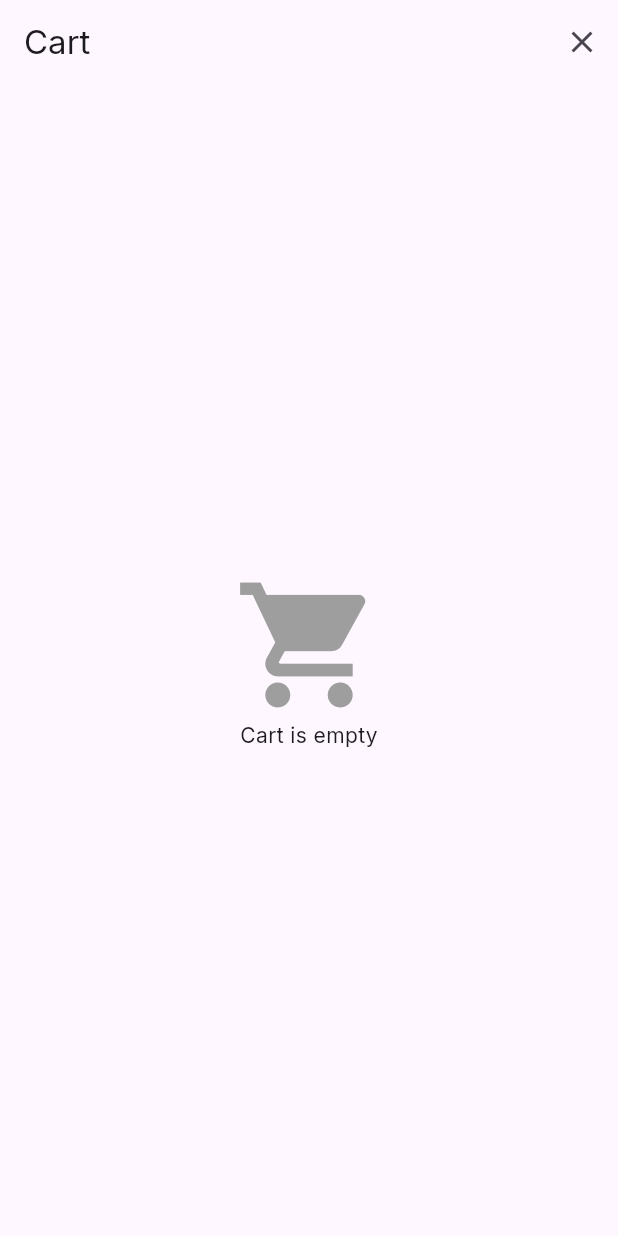
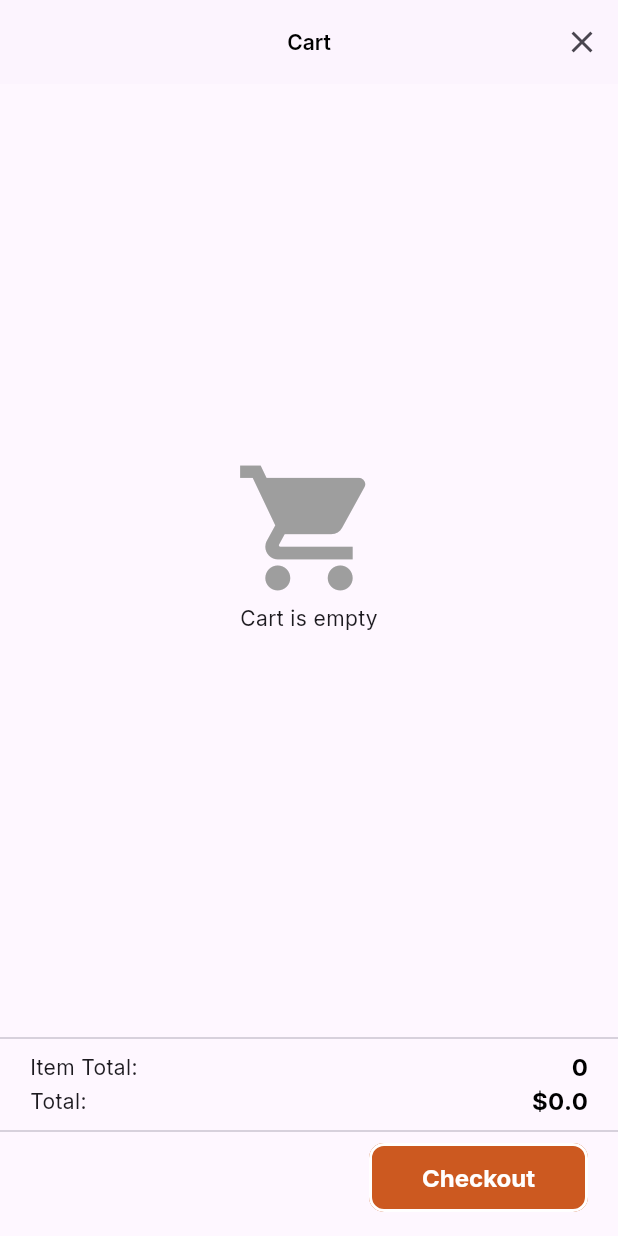
Before and after one commit to YoussefElqursh/Restero, a Flutter app: the CartScreen screen opened directly, on a phone screen of 412 x 824 dp. Run offline on Flutter 3.47's test engine with Material 3 defaults, Android fonts, the phone set to English and light mode, and no system bars; our stand-ins replace carousel_slider, cloud_firestore, firebase_auth, firebase_core, flutter_bloc, flutter_screenutil and 3 more; accounts and stored records are empty.

Commit message:
add order details in cart screen

```diff
--- a/lib/feature/cart/ui/screen/cart_screen.dart
+++ b/lib/feature/cart/ui/screen/cart_screen.dart
@@ -1,5 +1,6 @@
 import 'package:flutter/material.dart';
 import 'package:flutter_bloc/flutter_bloc.dart';
+import 'package:flutter_screenutil/flutter_screenutil.dart';
 import 'package:restero/feature/cart/logic/cart_cubit.dart';
 
 class CartScreen extends StatelessWidget {
@@ -11,7 +12,18 @@ class CartScreen extends StatelessWidget {
 
     return Scaffold(
       appBar: AppBar(
-        title: const Text('Cart'),
+        centerTitle: true,
+        elevation: 0.3,
+        title: const Text(
+          'Cart',
+          style: TextStyle(
+            color: Colors.black,
+            fontSize: 14,
+            fontFamily: 'Inter',
+            fontWeight: FontWeight.w600,
+          ),
+        ),
+        leading: SizedBox.shrink(),
         actions: [
           IconButton(
             icon: const Icon(Icons.clear),
@@ -44,22 +56,63 @@ class CartScreen extends StatelessWidget {
                     itemBuilder: (context, index) {
                       final cartItem = cartItems[index];
                       return ListTile(
-                        leading: Image.network(
-                          cartItem.item.imageUrl,
+                        leading: Container(
+                          width: 50,
                           height: 50,
-                          width: 50,
+                          decoration: ShapeDecoration(
+                            image: DecorationImage(
+                              image: NetworkImage(cartItem.item.imageUrl),
+                              fit: BoxFit.cover,
+                            ),
+                            shape: RoundedRectangleBorder(
+                              side: const BorderSide(
+                                width: 1,
+                                strokeAlign: BorderSide.strokeAlignCenter,
+                                color: Color(0xFFEBEBEB),
+                              ),
+                              borderRadius: BorderRadius.circular(10),
+                            ),
+                          ),
                         ),
-                        title: Text(cartItem.item.name),
+                        title: Text(
+                          cartItem.item.name,
+                          style: const TextStyle(
+                            fontWeight: FontWeight.bold,
+                            fontSize: 16.0,
+                          ),
+                        ),
                         subtitle: Text(
                           '\$${cartItem.item.price.toStringAsFixed(2)}',
+                          style: const TextStyle(fontWeight: FontWeight.normal),
                         ),
-                        trailing: IconButton(
-                          icon: const Icon(Icons.remove),
-                          onPressed: () {
-                            context.read<CartCubit>().removeItem(
-                              cartItem.item.itemId,
-                            );
-                          },
+                        trailing: Container(
+                          decoration: BoxDecoration(
+                            color: Color(0xFFDFD2C9),
+                            borderRadius: BorderRadius.circular(8.0.r),
+                          ),
+                          child: IconButton(
+                            style: IconButton.styleFrom(
+                              padding: EdgeInsets.zero,
+                              shape: RoundedRectangleBorder(
+                                borderRadius: BorderRadius.circular(8.0.r),
+                              ),
+                              backgroundColor: Color(0xFFDFD2C9),
+                              foregroundColor: Color(0xFFCC5920),
+                              elevation: 0,
+                              hoverColor: Colors.transparent,
+                              focusColor: Colors.transparent,
+                              highlightColor: Colors.transparent,
+                            ),
+                            icon: const Icon(
+                              Icons.remove,
+                              color: Color(0xFFCC5920),
+                            ),
+                            onPressed: () {
+                              context.read<CartCubit>().removeItem(
+                                cartItem.item.itemId,
+                              );
+                            },
+                          ),
                         ),
                       );
                     },
@@ -67,6 +120,87 @@ class CartScreen extends StatelessWidget {
           ),
         ],
       ),
+      bottomNavigationBar: Padding(
+        padding: const EdgeInsets.symmetric(vertical: 16.0),
+        child: Column(
+          mainAxisSize: MainAxisSize.min,
+          children: [
+            const Divider(),
+            Padding(
+              padding: const EdgeInsets.symmetric(horizontal: 20.0),
+              child: Row(
+                mainAxisAlignment: MainAxisAlignment.spaceBetween,
+                children: [
+                  const Text('Item Total:'),
+                  Text(
+                    '${cartItems.length}',
+                    style: const TextStyle(
+                      fontWeight: FontWeight.bold,
+                      fontSize: 16,
+                      fontFamily: 'Inter',
+                      color: Colors.black,
+                    ),
+                  ),
+                ],
+              ),
+            ),
+            Padding(
+              padding: const EdgeInsets.symmetric(horizontal: 20.0),
+              child: Row(
+                mainAxisAlignment: MainAxisAlignment.spaceBetween,
+                children: [
+                  const Text('Total: '),
+                  Text(
+                    '\$${cartItems.fold<double>(0, (total, cartItem) => total + cartItem.item.price)}',
+                    style: const TextStyle(
+                      fontWeight: FontWeight.bold,
+                      fontSize: 16,
+                      fontFamily: 'Inter',
+                      color: Colors.black,
+                    ),
+                  ),
+                ],
+              ),
+            ),
+            const Divider(),
+            Padding(
+              padding: const EdgeInsets.symmetric(horizontal: 20.0),
+              child: Row(
+                mainAxisAlignment: MainAxisAlignment.end,
+                children: [
+                  ElevatedButton(
+                    style: ElevatedButton.styleFrom(
+                      backgroundColor: const Color(0xFFCC5920),
+                      foregroundColor: Colors.white,
+                      shape: RoundedRectangleBorder(
+                        borderRadius: BorderRadius.circular(10),
+                      ),
+                      padding: const EdgeInsets.symmetric(
+                        horizontal: 20,
+                        vertical: 10,
+                      ),
+                      textStyle: const TextStyle(
+                        fontSize: 16,
+                        fontWeight: FontWeight.bold,
+                        fontFamily: 'Inter',
+                      ),
+                      minimumSize: const Size(150, 50),
+                      maximumSize: const Size(double.infinity, 50),
+                      elevation: 0,
+                      shadowColor: Colors.transparent,
+                      side: const BorderSide(color: Colors.white, width: 2),
+                      alignment: Alignment.center,
+                      visualDensity: VisualDensity.comfortable,
+                    ),
+                    onPressed: () {},
+                    child: const Text('Checkout'),
+                  ),
+                ],
+              ),
+            ),
+          ],
+        ),
+      ),
     );
   }
 }
```
